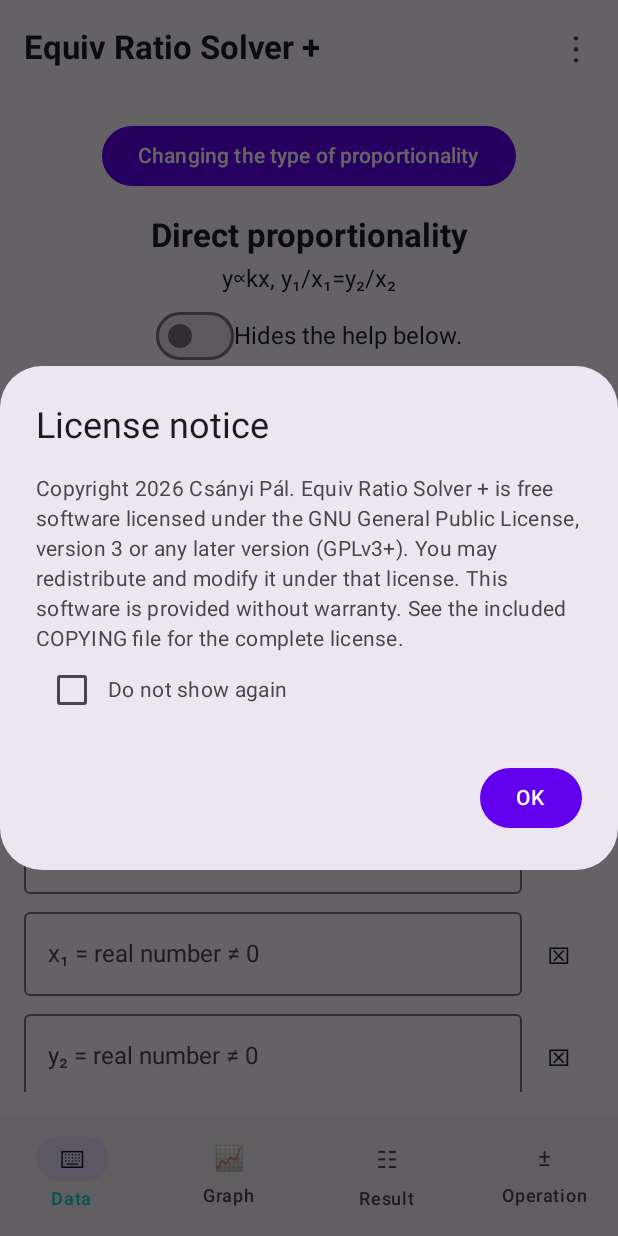
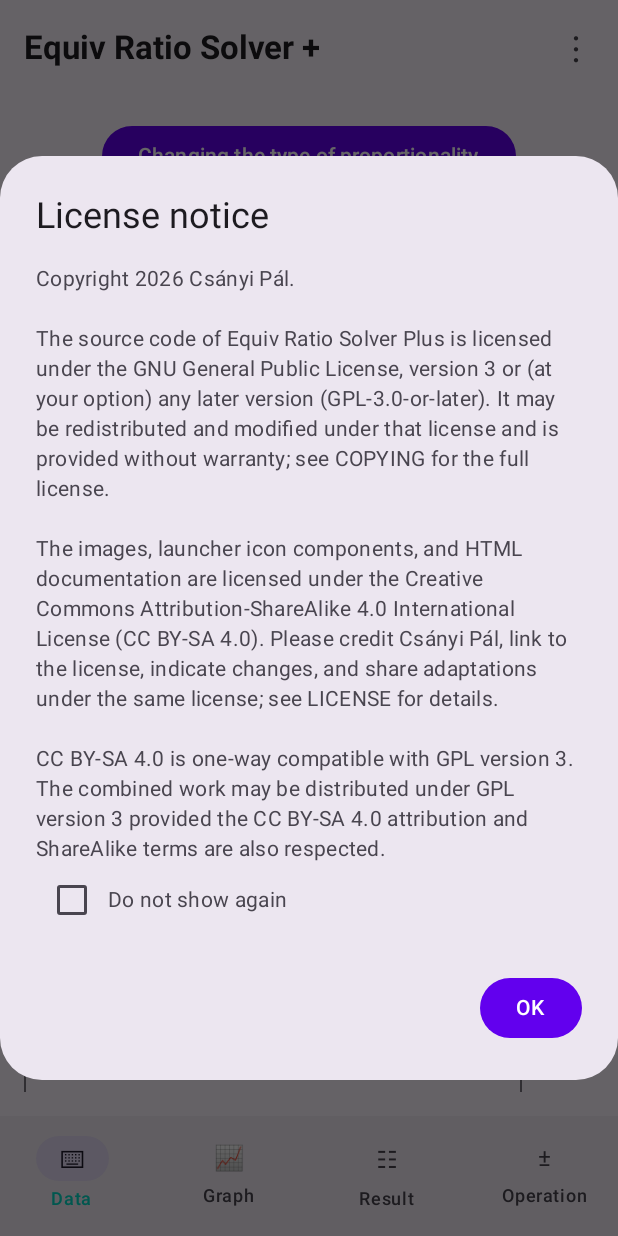
Before and after one commit to csanyipal/EquivRatioSolverPlus, an Android app built with Jetpack Compose: the screen it shows after launch (MainActivity), on a phone screen of 412 x 824 dp. Run offline under Robolectric (Android 15) with nearby library versions, the phone set to English and light mode, and no system bars; libraries missing offline, so code that uses them is left out: java.time, java.time.format, kotlinx.coroutines.delay, kotlinx.coroutines.launch.

Commit message:
Rewrote the first-launch License Information
Rewrote the first-launch License Information in English and Hungarian to summarize both licenses: GPL-3.0-or-later for source code, and CC BY-SA 4.0
for images, launcher icon components, and HTML documentation. It also explains the key attribution and ShareAlike obligations, GPL v3 compatibility, and points to COPYING and LICENSE for details.

```diff
--- a/app/src/main/res/values/strings.xml
+++ b/app/src/main/res/values/strings.xml
@@ -68,7 +68,7 @@ You should have received a copy of the GNU General Public License along with Equ
     <string name="settings_angle_degrees_minutes_seconds">Degrees, minutes and seconds</string>
     <string name="settings_angle_radians">Radians</string>
     <string name="startup_notice_title">License notice</string>
-    <string name="startup_notice_message">Copyright 2026 Csányi Pál. Equiv Ratio Solver + is free software licensed under the GNU General Public License, version 3 or any later version (GPLv3+). You may redistribute and modify it under that license. This software is provided without warranty. See the included COPYING file for the complete license.</string>
+    <string name="startup_notice_message">Copyright 2026 Csányi Pál.\n\nThe source code of Equiv Ratio Solver Plus is licensed under the GNU General Public License, version 3 or (at your option) any later version (GPL-3.0-or-later). It may be redistributed and modified under that license and is provided without warranty; see COPYING for the full license.\n\nThe images, launcher icon components, and HTML documentation are licensed under the Creative Commons Attribution-ShareAlike 4.0 International License (CC BY-SA 4.0). Please credit Csányi Pál, link to the license, indicate changes, and share adaptations under the same license; see LICENSE for details.\n\nCC BY-SA 4.0 is one-way compatible with GPL version 3. The combined work may be distributed under GPL version 3 provided the CC BY-SA 4.0 attribution and ShareAlike terms are also respected.</string>
     <string name="startup_notice_acknowledge">OK</string>
     <string name="startup_notice_do_not_show_again">Do not show again</string>
     <string name="privacy_policy_notice">Copyright 2026 Pál Csányi\n\nEquiv Ratio Solver Plus is free software: you can redistribute it and/or modify it under the terms of the GNU General Public License as published by the Free Software Foundation, either version 3 of the License, or (at your option) any later version.\n\nEquiv Ratio Solver Plus is distributed in the hope that it will be useful, but WITHOUT ANY WARRANTY; without even the implied warranty of MERCHANTABILITY or FITNESS FOR A PARTICULAR PURPOSE. See the GNU General Public License for more details.\n\nYou should have received a copy of the GNU General Public License along with Equiv Ratio Solver Plus. If not, see &lt;https://www.gnu.org/licenses/&gt;.\n\nImages, launcher icon components and HTML documentation are licensed under the Creative Commons Attribution-ShareAlike 4.0 International License (CC BY-SA 4.0). This applies to the PNG images in app/src/main/assets/, the launcher icon components in app/src/main/res/drawable/ and app/src/main/res/mipmap-anydpi-v26/, and the HTML documentation files in app/src/main/assets/.\n\nCC BY-SA 4.0 is one-way compatible with GPL version 3. The combined work may therefore be distributed under GPL version 3, provided that the attribution and ShareAlike conditions of CC BY-SA 4.0 are also respected.</string>
```
Also changed, not shown: 1 other file.
